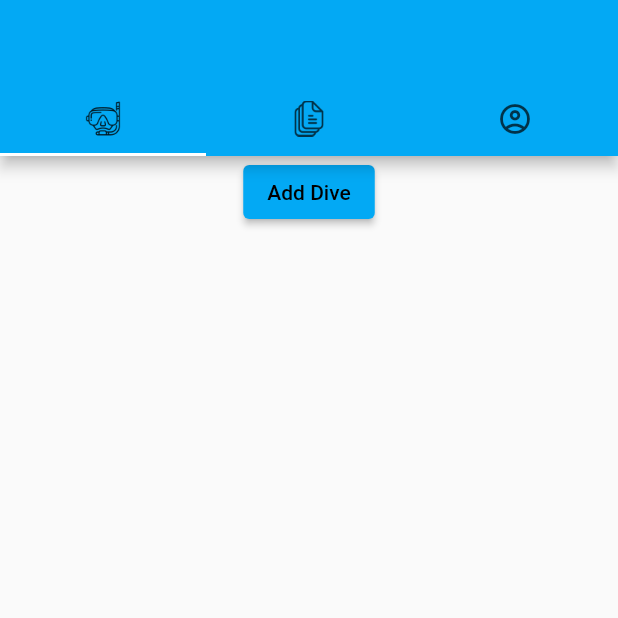
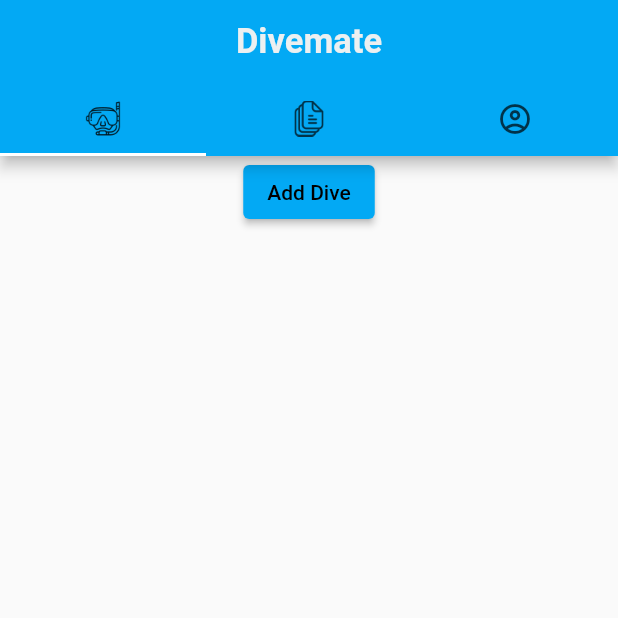
Before and after one commit to wasiqnauman/divemate, a Flutter app: the screen it shows once a user with an empty profile is signed in, on a phone screen of 412 x 824 dp, the top half of it. Run offline on Flutter 3.47's test engine with Material 2 defaults, Android fonts, the phone set to English and light mode, and no system bars; our stand-ins replace cloud_firestore, firebase_auth, firebase_core, google_fonts, toast; accounts and stored records are empty.

Commit message:
Added appbar title

```diff
--- a/project/divemate/lib/log-list.dart
+++ b/project/divemate/lib/log-list.dart
@@ -44,6 +44,12 @@ class _LogList extends State<LogList> {
                 length: 3,
                 child: Scaffold(
                   appBar: AppBar(
+                    title: Text("Divemate",
+                        style: TextStyle(
+                            color: const Color(0xffecf0f1),
+                            fontWeight: FontWeight.bold,
+                            fontSize: 23)),
+                    centerTitle: true,
                     bottom: TabBar(
                       tabs: [
                         Tab(
```
